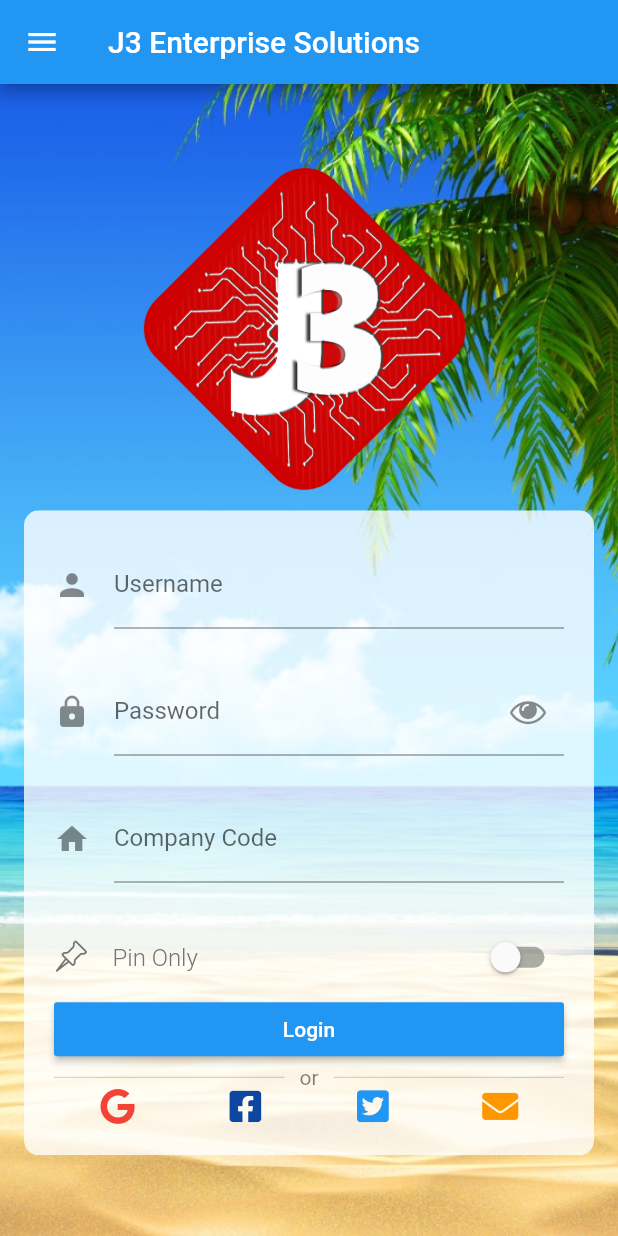
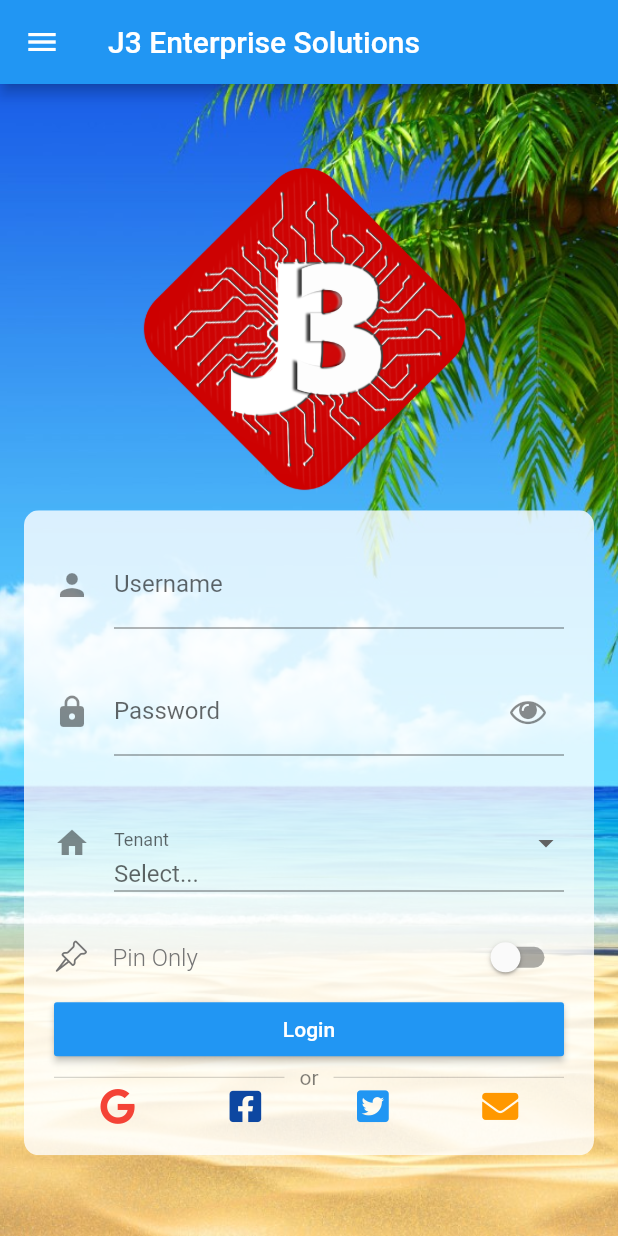
Before and after one commit to jesseframework/j3, a Flutter app: the screen it shows after launch, on a phone screen of 412 x 824 dp. Run offline on Flutter 3.47's test engine with Material 2 defaults, Android fonts, the phone set to English and light mode, and no system bars; our stand-ins replace sqflite; accounts and stored records are empty.

Commit message:
Add dropdown to Tenant on login screen

```diff
--- a/lib/screens/login/login_screen.dart
+++ b/lib/screens/login/login_screen.dart
@@ -70,6 +70,7 @@
       Navigator.of(_ctx).pushReplacementNamed("/home");
   }
 
+  String selected;
   @override
   Widget build(BuildContext context) {
     return Stack(
@@ -153,14 +154,37 @@
                                       ),
                                     ),
                                     Expanded(
-                                      child: TextFormField(
-                                        keyboardType:
-                                            TextInputType.numberWithOptions(
-                                                decimal: false),
+                                      child: DropdownButtonFormField<String>(
+                                        hint: Text('Select...'),
                                         decoration: InputDecoration(
-                                            icon: Icon(Icons.home),
-                                            labelText: 'Company Code'),
+                                          icon: Icon(Icons.home),
+                                          alignLabelWithHint: false,
+                                          labelText: 'Tenant',
+                                          contentPadding:
+                                              const EdgeInsets.only(top: 25.0),
+                                        ),
+                                        value: selected,
+                                        items: ["Host", "Admin", "Guest"]
+                                            .map((label) =>
+                                                DropdownMenuItem<String>(
+                                                  child: Text(label),
+                                                  value: label,
+                                                ))
+                                            .toList(),
+                                        onChanged: (value) {
+                                          setState(() {
+                                            selected = value;
+                                          });
+                                        },
                                       ),
+                                      // child: TextFormField(
+                                      //   keyboardType:
+                                      //       TextInputType.numberWithOptions(
+                                      //           decimal: false),
+                                      //   decoration: InputDecoration(
+                                      //       icon: Icon(Icons.home),
+                                      //       labelText: 'Tenant'),
+                                      // ),
                                     ),
                                     Row(
                                       children: <Widget>[
```
